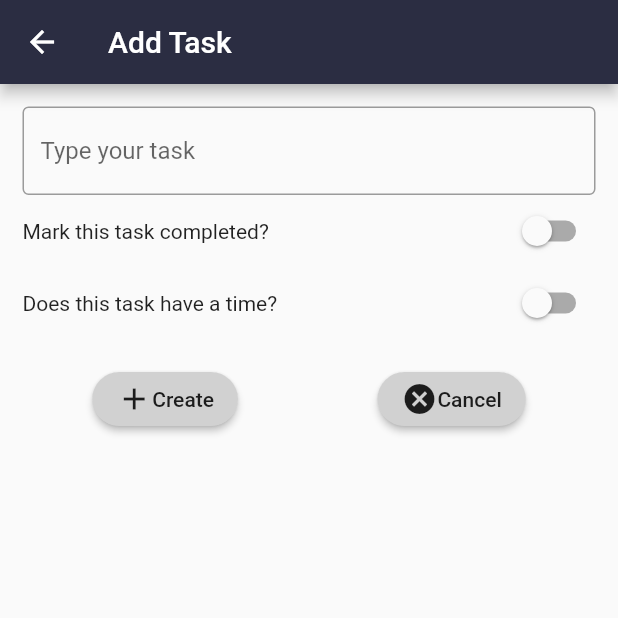
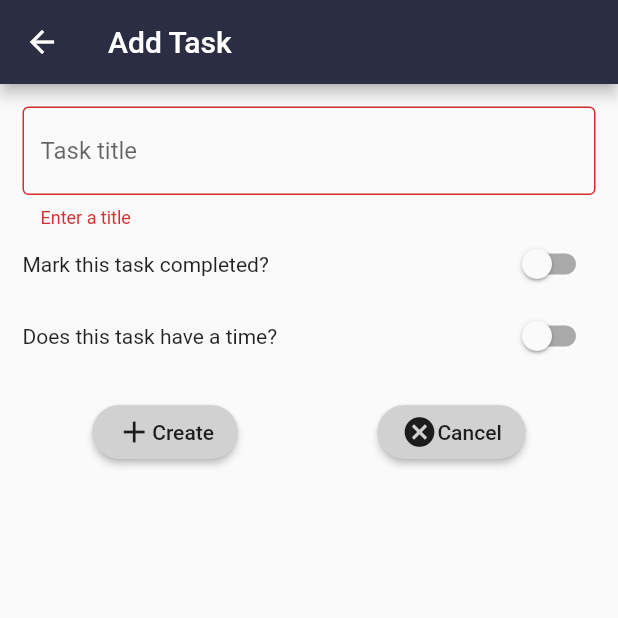
Before and after one commit to ajacin/task-mate, a Flutter app: the AddTaskScreen screen opened directly, after a tap on "Create", on a phone screen of 412 x 824 dp, the top half of it. Run offline on Flutter 3.47's test engine with Material 2 defaults, Android fonts, the phone set to English and light mode, and no system bars; our stand-ins replace date_format, flutter_datetime_picker, fluttertoast, font_awesome_flutter, sqflite; accounts and stored records are empty.

Commit message:
Title validation added

```diff
--- a/lib/pages/add_task_screen.dart
+++ b/lib/pages/add_task_screen.dart
@@ -18,6 +18,7 @@ class _AddTaskScreenState extends State<AddTaskScreen> {
   int _timedTask = 0;
   String _date = "Today";
   String _time = "No Time";
+  bool _validateTitle = false;
   DateTime datetime = DateTime.now();
   TimeOfDay timeofday =
       TimeOfDay(hour: 23, minute: 59);
@@ -44,6 +45,11 @@ class _AddTaskScreenState extends State<AddTaskScreen> {
       Provider.of<TodosModel>(context, listen: false).addTodo(task);
       Navigator.pop(context);
     }
+    else{
+      setState(() {
+                  _validateTitle=true;
+                });
+    }
   }
 
   @override
@@ -67,7 +73,8 @@ class _AddTaskScreenState extends State<AddTaskScreen> {
                     decoration: InputDecoration(
                         border: OutlineInputBorder(),
                         focusedBorder: InputBorder.none,
-                        hintText: "Type your task"),
+                        errorText: _validateTitle ? 'Enter a title' : null,
+                        hintText: "Task title"),
                   ),
                   Row(
                     mainAxisAlignment: MainAxisAlignment.spaceBetween,
```
